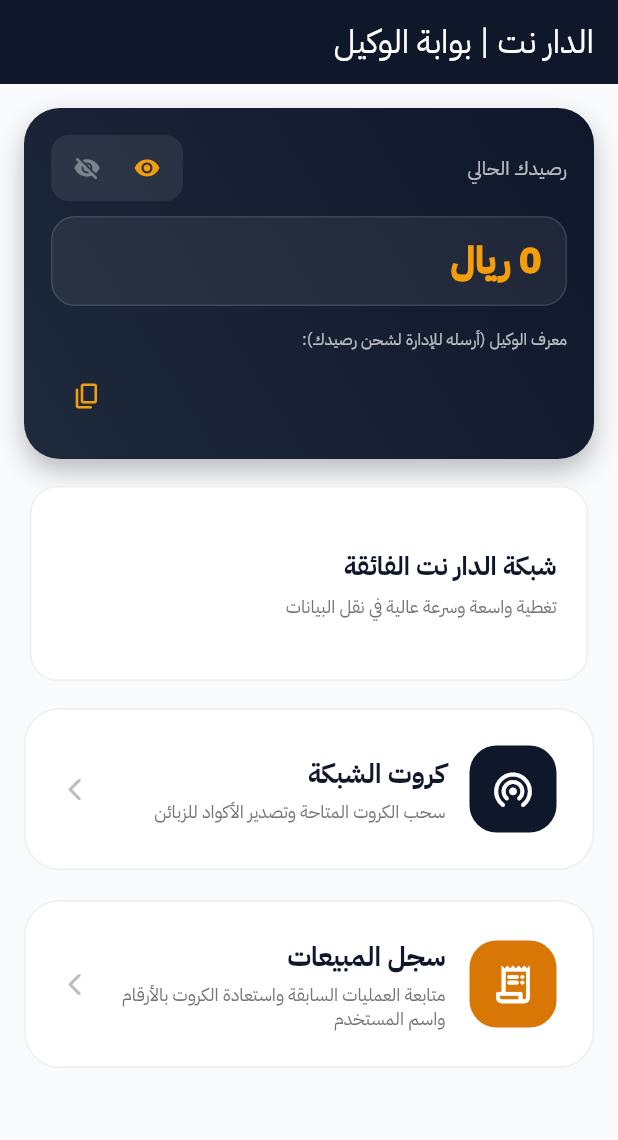
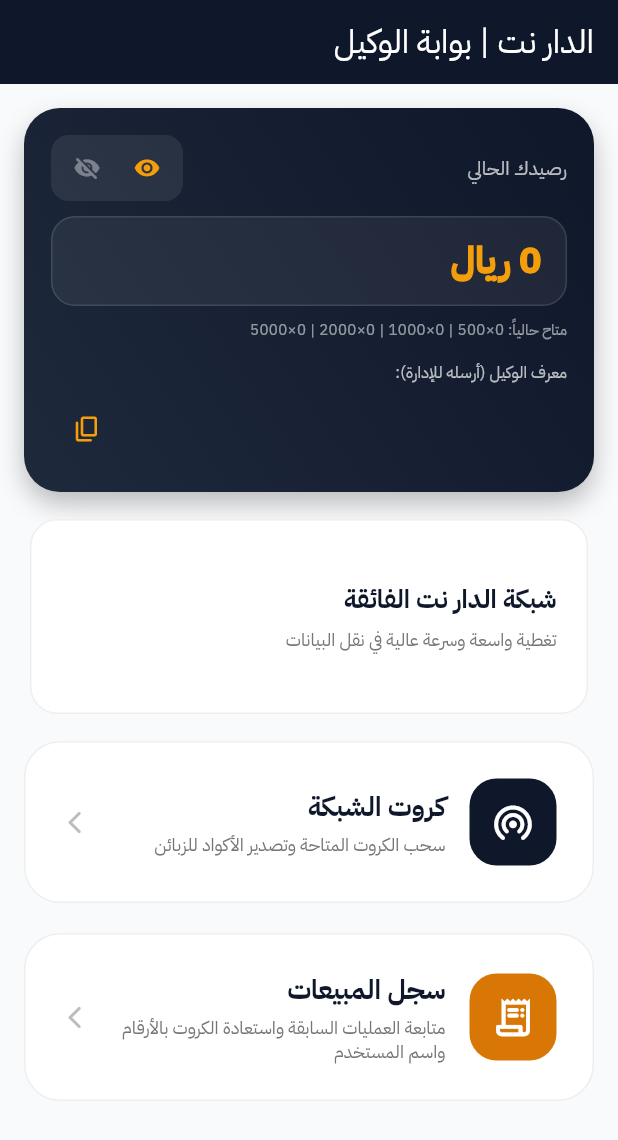
Before and after one commit to helpterooai-ops/aidarnet, a Flutter app: the HomeScreen screen opened directly, after a tap on the "visibility" icon, on a phone screen of 412 x 824 dp. Shown: the top 1140 px of the screen. Run offline on Flutter 3.47's test engine with Material 3 defaults, Android fonts, the phone set to English and light mode, and no system bars; our stand-ins replace cloud_firestore, firebase_auth, firebase_core; accounts and stored records are empty.

Commit message:
fix: الرصيد يحسب من الكروت المتاحة تلقائيا

```diff
--- a/lib/screens/home_screen.dart
+++ b/lib/screens/home_screen.dart
@@ -21,6 +21,37 @@
   Timer? _carouselTimer;
   bool _balanceVisible = true;
 
+  // ✅ الرصيد يُحسب من الكروت المتاحة فعلياً في قاعدة البيانات
+  final Map<String, int> _availableCounts = {'500': 0, '1000': 0, '2000': 0, '5000': 0};
+  static const Map<String, double> _wholesalePrices = {
+    '500': 450,
+    '1000': 900,
+    '2000': 1800,
+    '5000': 4500,
+  };
+  final List<StreamSubscription> _subs = [];
+
+  /// إجمالي الرصيد = مجموع (عدد المتاحة × سعر الجملة) لكل فئة
+  double get _totalBalance => _availableCounts.entries.fold(
+      0.0, (sum, e) => sum + (e.value * (_wholesalePrices[e.key] ?? 0)));
+
+  void _listenToInventory() {
+    _availableCounts.keys.forEach((cat) {
+      final sub = FirebaseFirestore.instance
+          .collection('cards_$cat')
+          .where('status', isEqualTo: 'available')
+          .snapshots()
+          .listen((snap) {
+        if (mounted) {
+          setState(() {
+            _availableCounts[cat] = snap.size;
+          });
+        }
+      });
+      _subs.add(sub);
+    });
+  }
+
   final List<Map<String, String>> _bannerItems = [
     {'title': 'شبكة الدار نت الفائقة', 'subtitle': 'تغطية واسعة وسرعة عالية في نقل البيانات'},
     {'title': 'سحب وتوزيع آمن', 'subtitle': 'توليد وشراء الكروت بنظام الحماية المباشر'},
@@ -31,6 +62,7 @@
   void initState() {
     super.initState();
     _cardService.ensureAgentAccount();
+    _listenToInventory();
     _carouselTimer = Timer.periodic(const Duration(seconds: 4), (timer) {
       if (mounted) {
         _currentPage = (_currentPage + 1) % _bannerItems.length;
@@ -44,6 +76,9 @@
   void dispose() {
     _carouselTimer?.cancel();
     _pageController.dispose();
+    for (var s in _subs) {
+      s.cancel();
+    }
     super.dispose();
   }
 
@@ -86,7 +121,7 @@
     );
   }
 
-  /// بطاقة الرصيد الحديثة — حقل منحني الأطراف + زرا إظهار/إخفاء + نسخ الـ UID
+  /// بطاقة الرصيد — تُحسب لحظياً من الكروت المتاحة
   Widget _buildBalanceCard(User? user) {
     if (user == null) return const SizedBox.shrink();
     return Container(
@@ -109,7 +144,6 @@
             mainAxisAlignment: MainAxisAlignment.spaceBetween,
             children: [
               const Text('رصيدك الحالي', style: TextStyle(color: Colors.white70, fontSize: 13)),
-              // زرا الإظهار والإخفاء
               Container(
                 padding: const EdgeInsets.symmetric(horizontal: 4, vertical: 2),
                 decoration: BoxDecoration(
@@ -137,7 +171,6 @@
             ],
           ),
           const SizedBox(height: 10),
-          // حقل الرصيد منحني الأطراف
           Container(
             width: double.infinity,
             padding: const EdgeInsets.symmetric(horizontal: 16, vertical: 12),
@@ -146,25 +179,18 @@
               borderRadius: BorderRadius.circular(16),
               border: Border.all(color: Colors.white.withOpacity(0.12)),
             ),
-            child: StreamBuilder<DocumentSnapshot>(
-              stream: FirebaseFirestore.instance.collection('agents').doc(user.uid).snapshots(),
-              builder: (context, snap) {
-                String text = '0 ريال';
-                if (snap.hasData && snap.data!.exists) {
-                  final data = snap.data!.data() as Map<String, dynamic>?;
-                  final balance = ((data?['balance'] as num?) ?? 0).toDouble();
-                  text = '${balance.toStringAsFixed(0)} ريال';
-                }
-                return Text(
-                  _balanceVisible ? text : '• • • • •',
-                  style: const TextStyle(
-                      color: Color(0xFFF59E0B), fontSize: 24, fontWeight: FontWeight.w900),
-                );
-              },
+            child: Text(
+              _balanceVisible ? '${_totalBalance.toStringAsFixed(0)} ريال' : '• • • • •',
+              style: const TextStyle(color: Color(0xFFF59E0B), fontSize: 24, fontWeight: FontWeight.w900),
             ),
           ),
+          const SizedBox(height: 8),
+          Text(
+            'متاح حالياً: ${_availableCounts['500']}×500 | ${_availableCounts['1000']}×1000 | ${_availableCounts['2000']}×2000 | ${_availableCounts['5000']}×5000',
+            style: const TextStyle(color: Colors.white54, fontSize: 10),
+          ),
           const SizedBox(height: 14),
-          const Text('معرف الوكيل (أرسله للإدارة لشحن رصيدك):',
+          const Text('معرف الوكيل (أرسله للإدارة):',
               style: TextStyle(color: Colors.white70, fontSize: 11)),
           const SizedBox(height: 6),
           Row(
--- a/lib/services/card_service.dart
+++ b/lib/services/card_service.dart
@@ -5,7 +5,7 @@
   final FirebaseFirestore _db = FirebaseFirestore.instance;
   final FirebaseAuth _auth = FirebaseAuth.instance;
 
-  /// إنشاء حساب الوكيل (مرة واحدة) حتى تستطيع الإدارة ربطه وتحويل الرصيد له
+  /// إنشاء حساب الوكيل (مرة واحدة) حتى تستطيع الإدارة ربطه بالـ UID
   Future<void> ensureAgentAccount() async {
     final user = _auth.currentUser;
     if (user == null) return;
@@ -26,7 +26,7 @@
     }
   }
 
-  /// سحب كرت مع فحص الرصيد وخصم سعر الجملة داخل معاملة آمنة
+  /// سحب كرت — الخصم يتم تلقائياً لأن الكرت يخرج من "المتاح" فينقص الرصيد المعروض
   Future<Map<String, dynamic>?> drawCard({
     required String categoryValue,
     required double wholesalePrice,
@@ -41,8 +41,8 @@
         : (user.displayName ?? user.uid);
 
     final collectionName = 'cards_$categoryValue';
-    final agentRef = _db.collection('agents').doc(user.uid);
 
+    // البحث عن كرت متاح
     final querySnapshot = await _db
         .collection(collectionName)
         .where('status', isEqualTo: 'available')
@@ -56,33 +56,14 @@
         (cardData['card'] ?? cardData['card_number'] ?? cardData['code']) as String;
     final double profit = customerPaid - wholesalePrice;
 
+    // معاملة آمنة لمنع التعارض بين وكيلين
     await _db.runTransaction((transaction) async {
-      // 1) فحص رصيد الوكيل
-      final agentSnap = await transaction.get(agentRef);
-      if (!agentSnap.exists) throw Exception("لا يوجد حساب وكيل — تواصل مع الإدارة.");
-      final double balance =
-          ((agentSnap.data()?['balance'] as num?) ?? 0).toDouble();
-      if (balance < wholesalePrice) {
-        throw Exception(
-            "رصيدك غير كافٍ (رصيدك: ${balance.toStringAsFixed(0)} — المطلوب: ${wholesalePrice.toStringAsFixed(0)} ريال).");
-      }
-
-      // 2) فحص الكرت (منع التعارض)
       final fresh = await transaction.get(docRef);
       if (!fresh.exists) throw Exception("الكرت غير موجود.");
       if ((fresh.data() as Map<String, dynamic>?)?['status'] != 'available') {
         throw Exception("عذراً، تم سحب هذا الكرت للتو من مستخدم آخر.");
       }
 
-      // 3) خصم الرصيد بسعر الجملة
-      final spent = ((agentSnap.data()?['totalSpent'] as num?) ?? 0).toDouble();
-      transaction.update(agentRef, {
-        'balance': balance - wholesalePrice,
-        'totalSpent': spent + wholesalePrice,
-        'updatedAt': FieldValue.serverTimestamp(),
-      });
-
-      // 4) تحديث الكرت
       transaction.update(docRef, {
         'status': 'used',
         'userUid': user.uid,
@@ -91,7 +72,6 @@
         'usedAt': FieldValue.serverTimestamp(),
       });
 
-      // 5) سجل المبيعات
       final salesRef = _db.collection('sales_history').doc();
       transaction.set(salesRef, {
         'saleId': salesRef.id,
```
